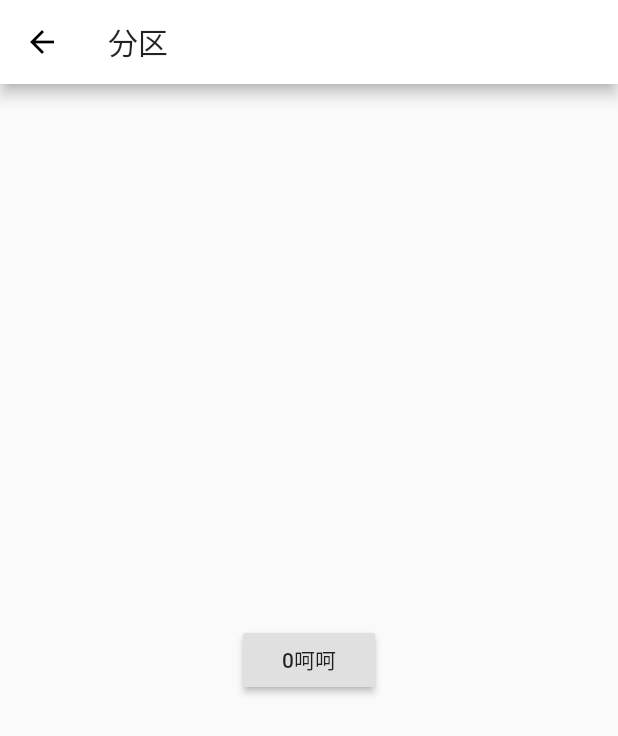
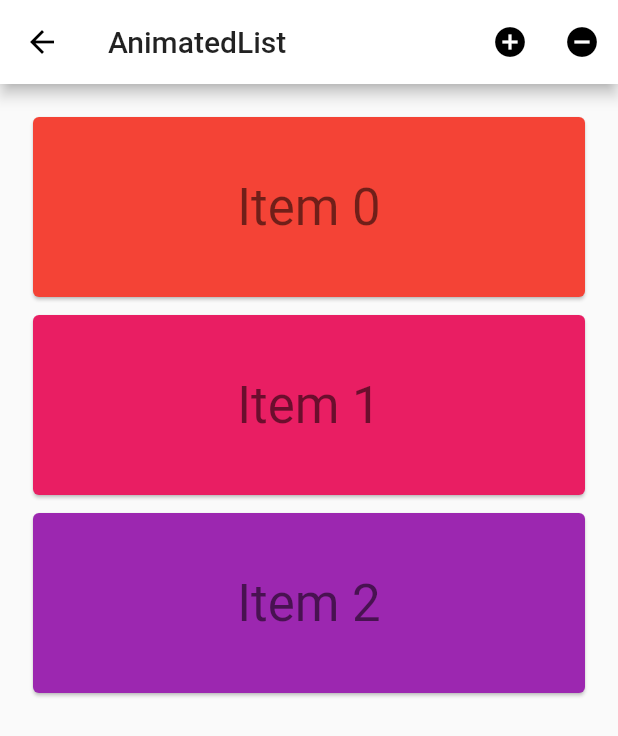
Before and after one commit to falstack/greedy, a Flutter app: the MainZone screen opened directly, on a phone screen of 412 x 824 dp. Shown: the top 736 px of the screen. Run offline on Flutter 3.47's test engine with Material 2 defaults, Android fonts, the phone set to English and light mode, and no system bars; our stand-ins replace fluro; missing offline and left inert: flutter_webview_plugin; statements that could not run were skipped.

Commit message:
add: animation list

```diff
--- a/lib/views/main-zone.dart
+++ b/lib/views/main-zone.dart
@@ -1,4 +1,5 @@
 import 'package:flutter/material.dart';
+import 'package:flutter/foundation.dart';
 
 class MainZone extends StatefulWidget {
   MainZone({Key key}) : super(key: key);
@@ -8,23 +9,185 @@ class MainZone extends StatefulWidget {
 }
 
 class _MainZoneState extends State<MainZone> {
-  int _counter = 0;
+  final GlobalKey<AnimatedListState> _listKey = new GlobalKey<AnimatedListState>();
+  _ListModel<int> _list;
+  int _selectedItem;
+  int _nextItem; // The next item inserted when the user presses the '+' button.
 
-  void _handleClick() {
-    setState(() {
-      _counter++;
-    });
+  @override
+  void initState() {
+    super.initState();
+    _list = new _ListModel<int>(
+      listKey: _listKey,
+      initialItems: <int>[0, 1, 2],
+      removedItemBuilder: _buildRemovedItem,
+    );
+    _nextItem = 3;
+  }
+
+  // Used to build list items that haven't been removed.
+  Widget _buildItem(BuildContext context, int index, Animation<double> animation) {
+    return new _CardItem(
+      animation: animation,
+      item: _list[index],
+      selected: _selectedItem == _list[index],
+      onTap: () {
+        setState(() {
+          _selectedItem = _selectedItem == _list[index] ? null : _list[index];
+        });
+      },
+    );
+  }
+
+  // Used to build an item after it has been removed from the list. This method is
+  // needed because a removed item remains  visible until its animation has
+  // completed (even though it's gone as far this _ListModel is concerned).
+  // The widget will be used by the [AnimatedListState.removeItem] method's
+  // [AnimatedListRemovedItemBuilder] parameter.
+  Widget _buildRemovedItem(int item, BuildContext context, Animation<double> animation) {
+    return new _CardItem(
+      animation: animation,
+      item: item,
+      selected: false,
+      // No gesture detector here: we don't want removed items to be interactive.
+    );
+  }
+
+  // Insert the "next item" into the list model.
+  void _insert() {
+    final int index = _selectedItem == null ? _list.length : _list.indexOf(_selectedItem);
+    _list.insert(index, _nextItem++);
+  }
+
+  // Remove the selected item from the list model.
+  void _remove() {
+    if (_selectedItem != null) {
+      _list.removeAt(_list.indexOf(_selectedItem));
+      setState(() {
+        _selectedItem = null;
+      });
+    }
   }
 
   @override
   Widget build(BuildContext context) {
     return Scaffold(
-      appBar: AppBar(
-        title: Text('分区')
+      appBar: new AppBar(
+        title: const Text('AnimatedList'),
+        actions: <Widget>[
+          new IconButton(
+            icon: const Icon(Icons.add_circle),
+            onPressed: _insert,
+            tooltip: 'insert a new item',
+          ),
+          new IconButton(
+            icon: const Icon(Icons.remove_circle),
+            onPressed: _remove,
+            tooltip: 'remove the selected item',
+          ),
+        ],
       ),
-      body: Center(
-        child: RaisedButton(onPressed: _handleClick, child: Text('$_counter' + '${_counter.isOdd ? '哈哈' : '呵呵'}')),
-      )
+      body: new Padding(
+        padding: const EdgeInsets.all(16.0),
+        child: new AnimatedList(
+          key: _listKey,
+          initialItemCount: _list.length,
+          itemBuilder: _buildItem,
+        ),
+      ),
     );
   }
 }
+
+/// Keeps a Dart List in sync with an AnimatedList.
+///
+/// The [insert] and [removeAt] methods apply to both the internal list and the
+/// animated list that belongs to [listKey].
+///
+/// This class only exposes as much of the Dart List API as is needed by the
+/// sample app. More list methods are easily added, however methods that mutate the
+/// list must make the same changes to the animated list in terms of
+/// [AnimatedListState.insertItem] and [AnimatedList.removeItem].
+class _ListModel<E> {
+  _ListModel({
+    @required this.listKey,
+    @required this.removedItemBuilder,
+    Iterable<E> initialItems,
+  }) : assert(listKey != null),
+        assert(removedItemBuilder != null),
+        _items = new List<E>.from(initialItems ?? <E>[]);
+
+  final GlobalKey<AnimatedListState> listKey;
+  final dynamic removedItemBuilder;
+  final List<E> _items;
+
+  AnimatedListState get _animatedList => listKey.currentState;
+
+  void insert(int index, E item) {
+    _items.insert(index, item);
+    _animatedList.insertItem(index);
+  }
+
+  E removeAt(int index) {
+    final E removedItem = _items.removeAt(index);
+    if (removedItem != null) {
+      _animatedList.removeItem(index, (BuildContext context, Animation<double> animation) {
+        return removedItemBuilder(removedItem, context, animation);
+      });
+    }
+    return removedItem;
+  }
+
+  int get length => _items.length;
+  E operator [](int index) => _items[index];
+  int indexOf(E item) => _items.indexOf(item);
+}
+
+/// Displays its integer item as 'item N' on a Card whose color is based on
+/// the item's value. The text is displayed in bright green if selected is true.
+/// This widget's height is based on the animation parameter, it varies
+/// from 0 to 128 as the animation varies from 0.0 to 1.0.
+class _CardItem extends StatelessWidget {
+  const _CardItem({
+    Key key,
+    @required this.animation,
+    this.onTap,
+    @required this.item,
+    this.selected: false
+  }) : assert(animation != null),
+        assert(item != null && item >= 0),
+        assert(selected != null),
+        super(key: key);
+
+  final Animation<double> animation;
+  final VoidCallback onTap;
+  final int item;
+  final bool selected;
+
+  @override
+  Widget build(BuildContext context) {
+    TextStyle textStyle = Theme.of(context).textTheme.display1;
+    if (selected)
+      textStyle = textStyle.copyWith(color: Colors.lightGreenAccent[400]);
+    return new Padding(
+      padding: const EdgeInsets.all(2.0),
+      child: new SizeTransition(
+        axis: Axis.vertical,
+        sizeFactor: animation,
+        child: new GestureDetector(
+          behavior: HitTestBehavior.opaque,
+          onTap: onTap,
+          child: new SizedBox(
+            height: 128.0,
+            child: new Card(
+              color: Colors.primaries[item % Colors.primaries.length],
+              child: new Center(
+                child: new Text('Item $item', style: textStyle),
+              ),
+            ),
+          ),
+        ),
+      ),
+    );
+  }
+}
```
